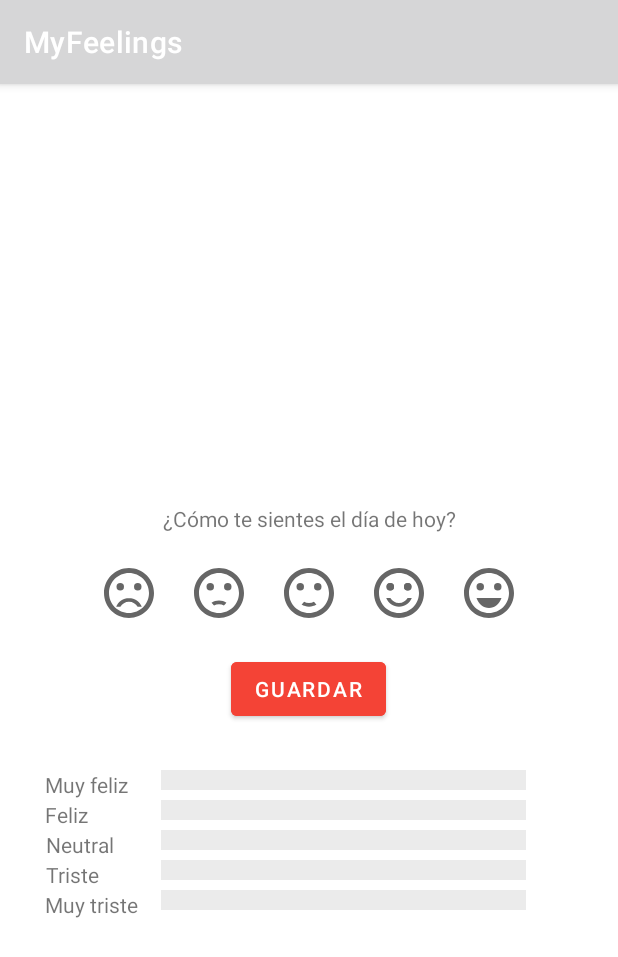
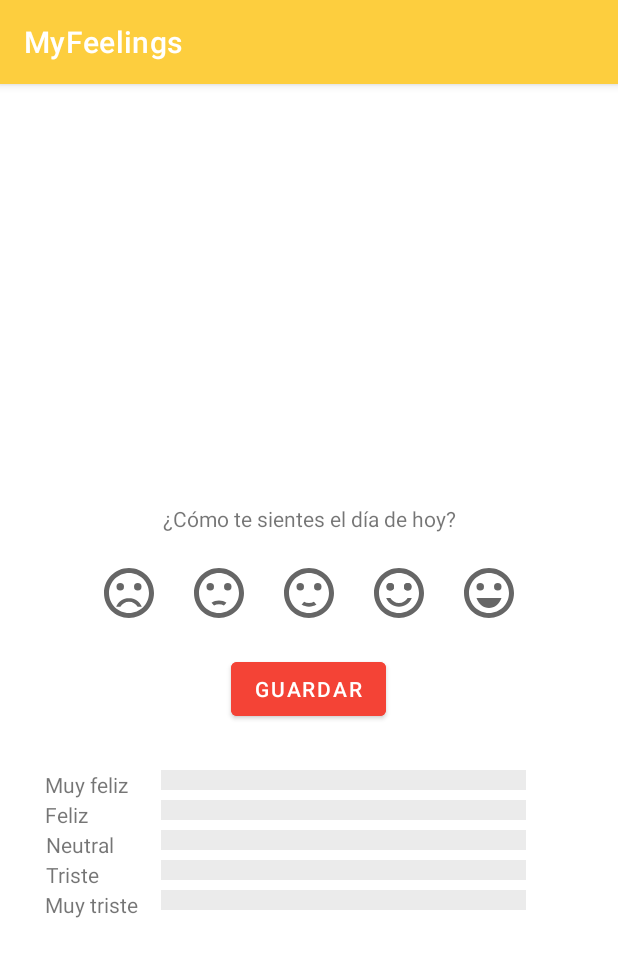
Before and after one commit to MiguelSanez/myfeelings-sanez, an Android app: the screen it shows after launch (MainActivity), on a phone screen of 412 x 824 dp. Shown: the top 957 px of the screen. Run offline under Robolectric (Android 15) with nearby library versions, the phone set to English and light mode, and no system bars.

Commit message:
primer commit

```diff
--- a/app/src/main/res/values-night/themes.xml
+++ b/app/src/main/res/values-night/themes.xml
@@ -2,13 +2,13 @@
     <!-- Base application theme. -->
     <style name="Theme.MyFeelings" parent="Theme.MaterialComponents.DayNight.DarkActionBar">
         <!-- Primary brand color. -->
-        <item name="colorPrimary">@color/purple_200</item>
-        <item name="colorPrimaryVariant">@color/purple_700</item>
-        <item name="colorOnPrimary">@color/black</item>
+        <item name="colorPrimary">@color/colorPrimary</item>
+        <item name="colorPrimaryVariant">@color/colorAccent</item>
+        <item name="colorOnPrimary">@color/white</item>
         <!-- Secondary brand color. -->
-        <item name="colorSecondary">@color/teal_200</item>
-        <item name="colorSecondaryVariant">@color/teal_200</item>
-        <item name="colorOnSecondary">@color/black</item>
+        <item name="colorSecondary">@color/colorPrimaryDark</item>
+        <item name="colorSecondaryVariant">@color/colorAccent</item>
+        <item name="colorOnSecondary">@color/white</item>
         <!-- Status bar color. -->
         <item name="android:statusBarColor" tools:targetApi="l">?attr/colorPrimaryVariant</item>
         <!-- Customize your theme here. -->
--- a/app/src/main/res/values/themes.xml
+++ b/app/src/main/res/values/themes.xml
@@ -2,13 +2,13 @@
     <!-- Base application theme. -->
     <style name="Theme.MyFeelings" parent="Theme.MaterialComponents.DayNight.DarkActionBar">
         <!-- Primary brand color. -->
-        <item name="colorPrimary">@color/purple_500</item>
-        <item name="colorPrimaryVariant">@color/purple_700</item>
+        <item name="colorPrimary">@color/colorPrimary</item>
+        <item name="colorPrimaryVariant">@color/colorAccent</item>
         <item name="colorOnPrimary">@color/white</item>
         <!-- Secondary brand color. -->
-        <item name="colorSecondary">@color/teal_200</item>
-        <item name="colorSecondaryVariant">@color/teal_700</item>
-        <item name="colorOnSecondary">@color/black</item>
+        <item name="colorSecondary">@color/colorPrimaryDark</item>
+        <item name="colorSecondaryVariant">@color/colorAccent</item>
+        <item name="colorOnSecondary">@color/white</item>
         <!-- Status bar color. -->
         <item name="android:statusBarColor" tools:targetApi="l">?attr/colorPrimaryVariant</item>
         <!-- Customize your theme here. -->
```
